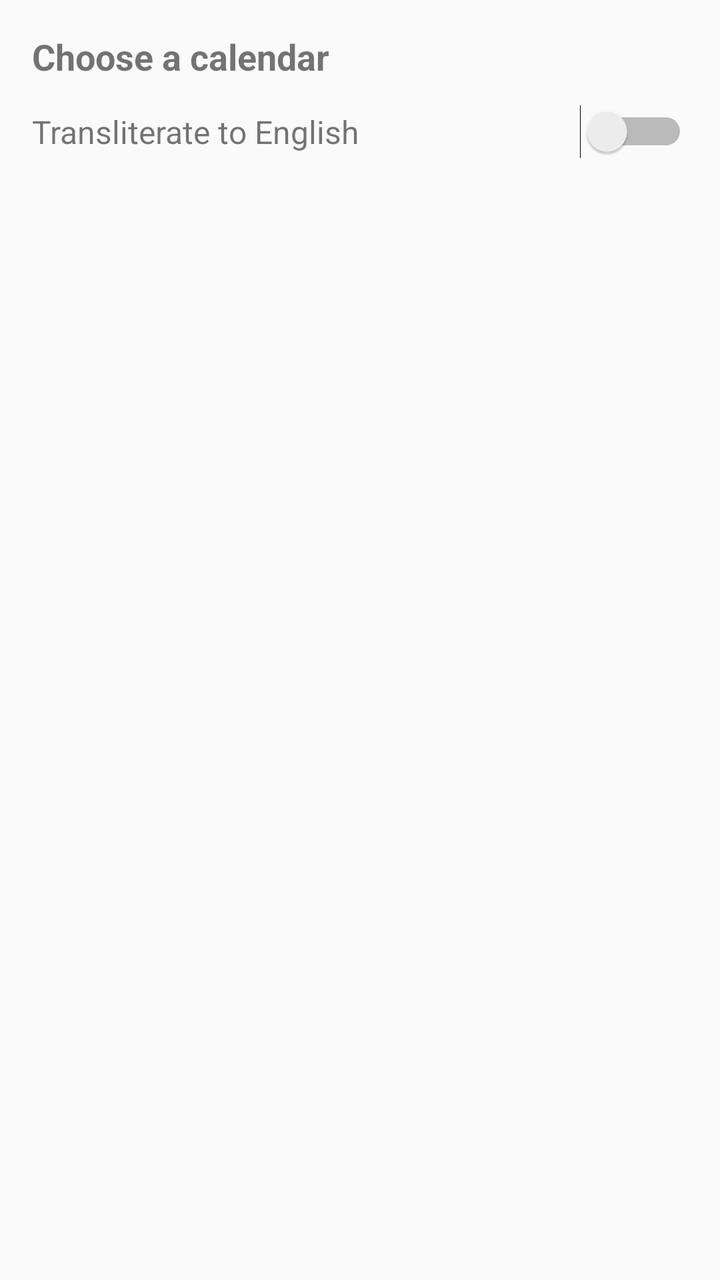
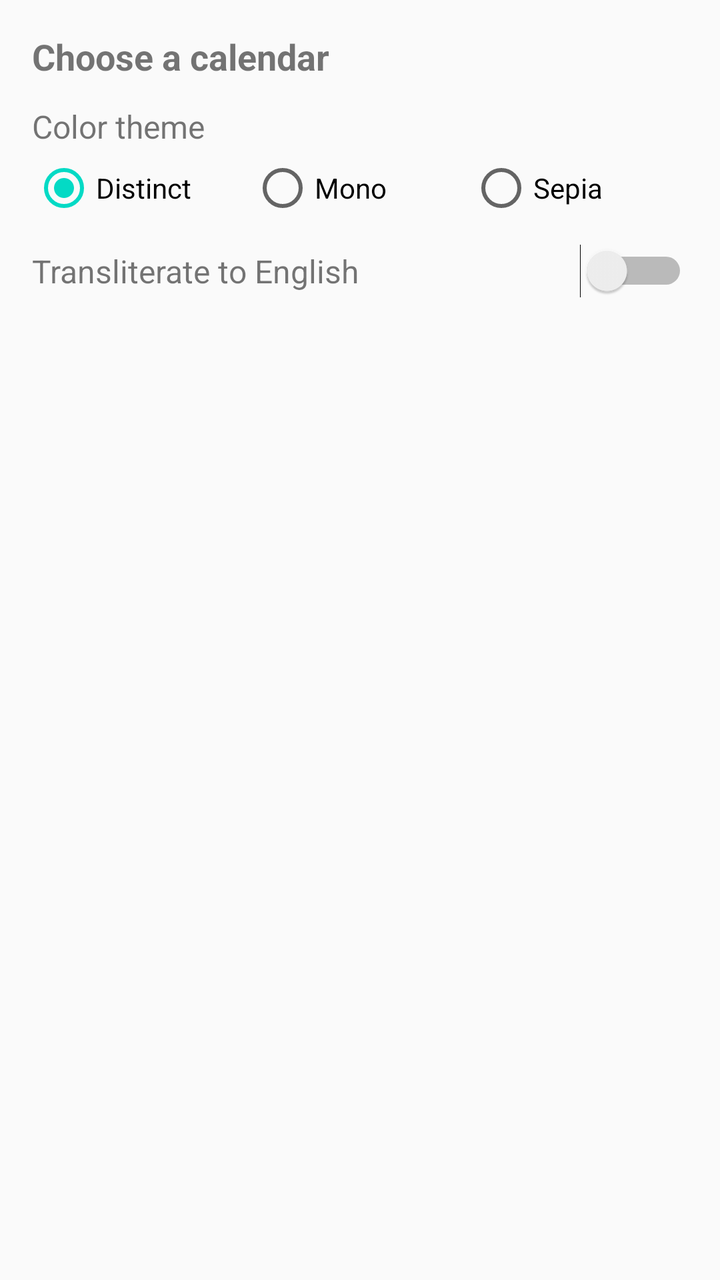

Two renders of the same Android screen: before a commit and after it. Below are the layout's source before the change and the commit's diff.
<!-- AndroidManifest.xml: application theme AppTheme -->
<!-- res/layout/activity_widget_configure.xml -->
<?xml version="1.0" encoding="utf-8"?>
<LinearLayout xmlns:android="http://schemas.android.com/apk/res/android"
    android:layout_width="match_parent"
    android:layout_height="match_parent"
    android:orientation="vertical"
    android:padding="16dp">

    <TextView
        android:layout_width="match_parent"
        android:layout_height="wrap_content"
        android:layout_marginBottom="12dp"
        android:text="@string/widget_configure_title"
        android:textSize="18sp"
        android:textStyle="bold" />

    <LinearLayout
        android:layout_width="match_parent"
        android:layout_height="wrap_content"
        android:layout_marginBottom="12dp"
        android:gravity="center_vertical"
        android:orientation="horizontal">

        <TextView
            android:layout_width="0dp"
            android:layout_height="wrap_content"
            android:layout_weight="1"
            android:text="@string/widget_transliterate_label"
            android:textSize="16sp" />

        <Switch
            android:id="@+id/widget_transliterate_switch"
            android:layout_width="wrap_content"
            android:layout_height="wrap_content" />
    </LinearLayout>

    <ListView
        android:id="@+id/widget_calendar_list"
        android:layout_width="match_parent"
        android:layout_height="match_parent" />

</LinearLayout>
<!-- resources referenced by this layout -->
<resources>
  <string name="widget_configure_title">Choose a calendar</string>
  <string name="widget_transliterate_label">Transliterate to English</string>
  <style name="AppTheme" parent="Theme.AppCompat.Light.DarkActionBar">
          
          <item name="colorPrimary">@color/colorPrimary</item>
          <item name="colorPrimaryDark">@color/colorPrimaryDark</item>
          <item name="colorAccent">@color/colorAccent</item>
      </style>
</resources>

<!-- the commit's change to res/layout/activity_widget_configure.xml (unified diff, before → after) -->
@@ -12,6 +12,43 @@
         android:text="@string/widget_configure_title"
         android:textSize="18sp"
         android:textStyle="bold" />
+
+    <TextView
+        android:layout_width="match_parent"
+        android:layout_height="wrap_content"
+        android:layout_marginBottom="4dp"
+        android:text="@string/widget_color_theme_label"
+        android:textSize="16sp" />
+
+    <RadioGroup
+        android:id="@+id/widget_color_theme_group"
+        android:layout_width="match_parent"
+        android:layout_height="wrap_content"
+        android:layout_marginBottom="12dp"
+        android:orientation="horizontal">
+
+        <RadioButton
+            android:id="@+id/widget_theme_distinct"
+            android:layout_width="0dp"
+            android:layout_height="wrap_content"
+            android:layout_weight="1"
+            android:checked="true"
+            android:text="@string/widget_theme_distinct" />
+
+        <RadioButton
+            android:id="@+id/widget_theme_mono"
+            android:layout_width="0dp"
+            android:layout_height="wrap_content"
+            android:layout_weight="1"
+            android:text="@string/widget_theme_mono" />
+
+        <RadioButton
+            android:id="@+id/widget_theme_sepia"
+            android:layout_width="0dp"
+            android:layout_height="wrap_content"
+            android:layout_weight="1"
+            android:text="@string/widget_theme_sepia" />
+    </RadioGroup>
 
     <LinearLayout
         android:layout_width="match_parent"
<!-- resource entries referenced after the edit -->
@@ -1,6 +1,10 @@
 <!-- resources referenced by this layout -->
 <resources>
+  <string name="widget_color_theme_label">Color theme</string>
   <string name="widget_configure_title">Choose a calendar</string>
+  <string name="widget_theme_distinct">Distinct</string>
+  <string name="widget_theme_mono">Mono</string>
+  <string name="widget_theme_sepia">Sepia</string>
   <string name="widget_transliterate_label">Transliterate to English</string>
   <style name="AppTheme" parent="Theme.AppCompat.Light.DarkActionBar">
           
